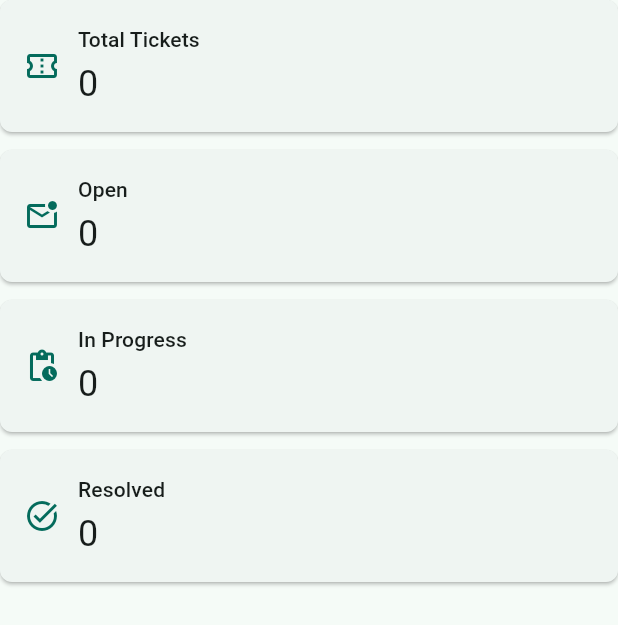
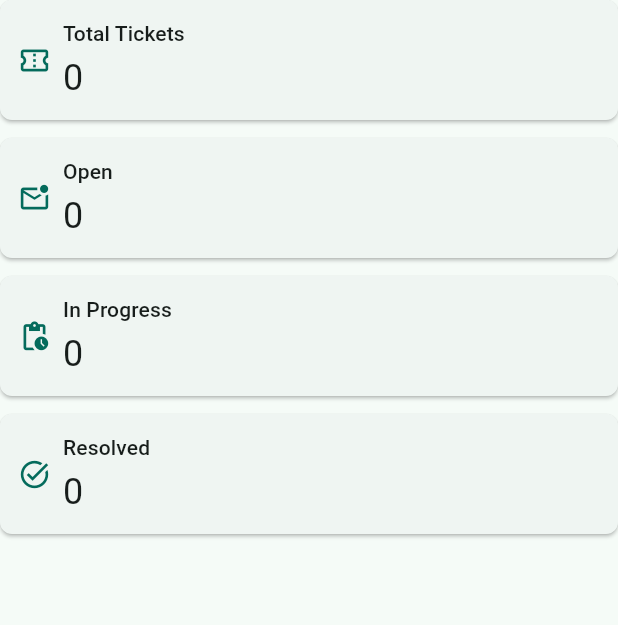
Before and after one commit to Sweety-m-2/support_management, a Flutter app: the SummaryCards widget shown alone on an empty page, opened directly with empty values, on a phone screen of 412 x 824 dp. Shown: the top 625 px of the screen. Run offline on Flutter 3.47's test engine with Material 3 defaults, Android fonts, the phone set to English and light mode, and no system bars; our stand-ins replace flutter_bloc; network calls fail.

Commit message:
update: ui responsive for mobile and web

```diff
--- a/lib/widgets/summary_cards.dart
+++ b/lib/widgets/summary_cards.dart
@@ -8,6 +8,11 @@ class SummaryCards extends StatelessWidget {
 
   @override
   Widget build(BuildContext context) {
+    final screenWidth = MediaQuery.sizeOf(context).width;
+
+    final isMobile = screenWidth < 600;
+    final isTablet = screenWidth >= 600 && screenWidth < 900;
+
     final cards = [
       _SummaryCard(
         label: 'Total Tickets',
@@ -30,24 +35,30 @@ class SummaryCards extends StatelessWidget {
         icon: Icons.task_alt_outlined,
       ),
     ];
-    return LayoutBuilder(
-      builder: (context, constraints) {
-        final columns = constraints.maxWidth >= 920
-            ? 4
-            : constraints.maxWidth >= 560
+
+    final columns = isMobile
+        ? 1
+        : isTablet
         ? 2
-            : 1;
+        : 4;
+
     const spacing = 12.0;
+
+    final horizontalPadding = isMobile ? 0.0 : 0.0;
+    final availableWidth = screenWidth - horizontalPadding;
     final cardWidth =
-            (constraints.maxWidth - (columns - 1) * spacing) / columns;
+        (availableWidth - ((columns - 1) * spacing)) / columns;
+
     return Wrap(
       spacing: spacing,
       runSpacing: spacing,
       children: [
-            for (final card in cards) SizedBox(width: cardWidth, child: card),
+        for (final card in cards)
+          SizedBox(
+            width: cardWidth,
+            child: card,
+          ),
       ],
-        );
-      },
     );
   }
 }
@@ -66,19 +77,31 @@ class _SummaryCard extends StatelessWidget {
   @override
   Widget build(BuildContext context) {
     final colors = Theme.of(context).colorScheme;
+    final screenWidth = MediaQuery.sizeOf(context).width;
+
+    final isMobile = screenWidth < 600;
+
     return Card(
       margin: EdgeInsets.zero,
       child: Padding(
-        padding: const EdgeInsets.all(16),
+        padding: EdgeInsets.all(isMobile ? 12 : 16),
         child: Row(
           children: [
-            Icon(icon, color: colors.primary),
-            const SizedBox(width: 12),
+            Icon(
+              icon,
+              color: colors.primary,
+              size: isMobile ? 22 : 24,
+            ),
+            SizedBox(width: isMobile ? 8 : 12),
             Expanded(
               child: Column(
                 crossAxisAlignment: CrossAxisAlignment.start,
                 children: [
-                  Text(label, style: Theme.of(context).textTheme.labelLarge),
+                  Text(
+                    label,
+                    style: Theme.of(context).textTheme.labelLarge,
+                    overflow: TextOverflow.ellipsis,
+                  ),
                   const SizedBox(height: 4),
                   Text(
                     '$value',
```
Also changed, not shown: lib/screens/create_ticket_screen.dart (+31 -6 lines), lib/screens/ticket_detail_screen.dart (+36 -5 lines), lib/screens/ticket_list_screen.dart (+40 -8 lines), lib/widgets/ticket_card.dart (+48 -10 lines), lib/widgets/ticket_filters.dart (+106 -38 lines), 1 other file. Lines whose indentation alone changed are shown as unchanged.
